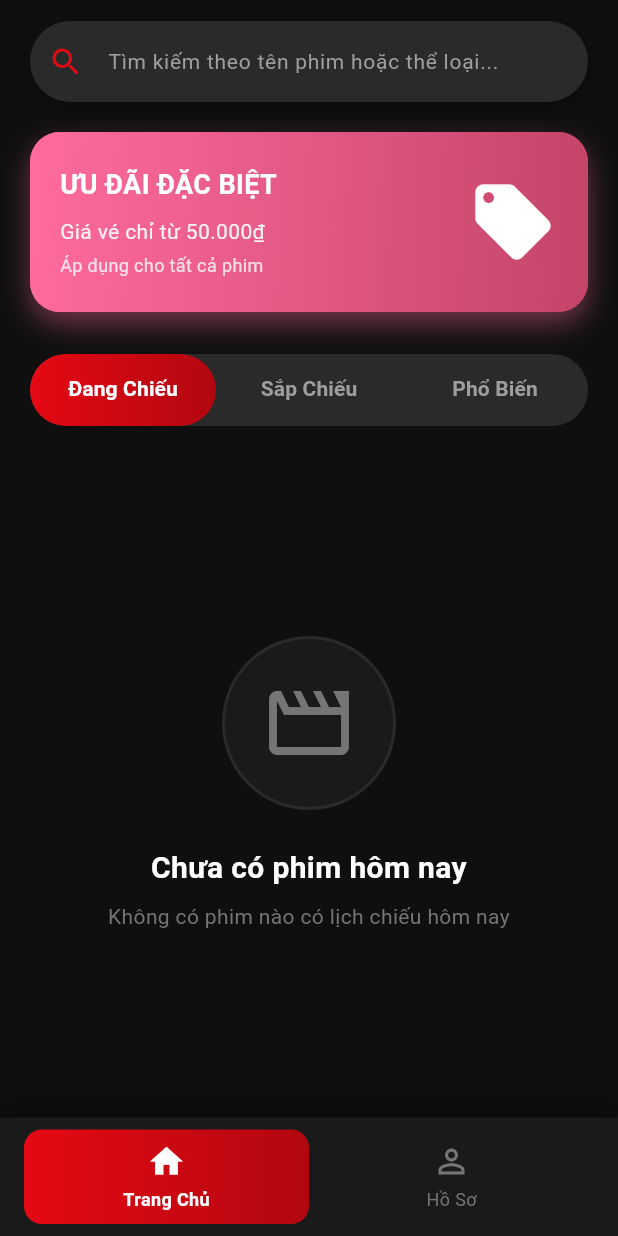
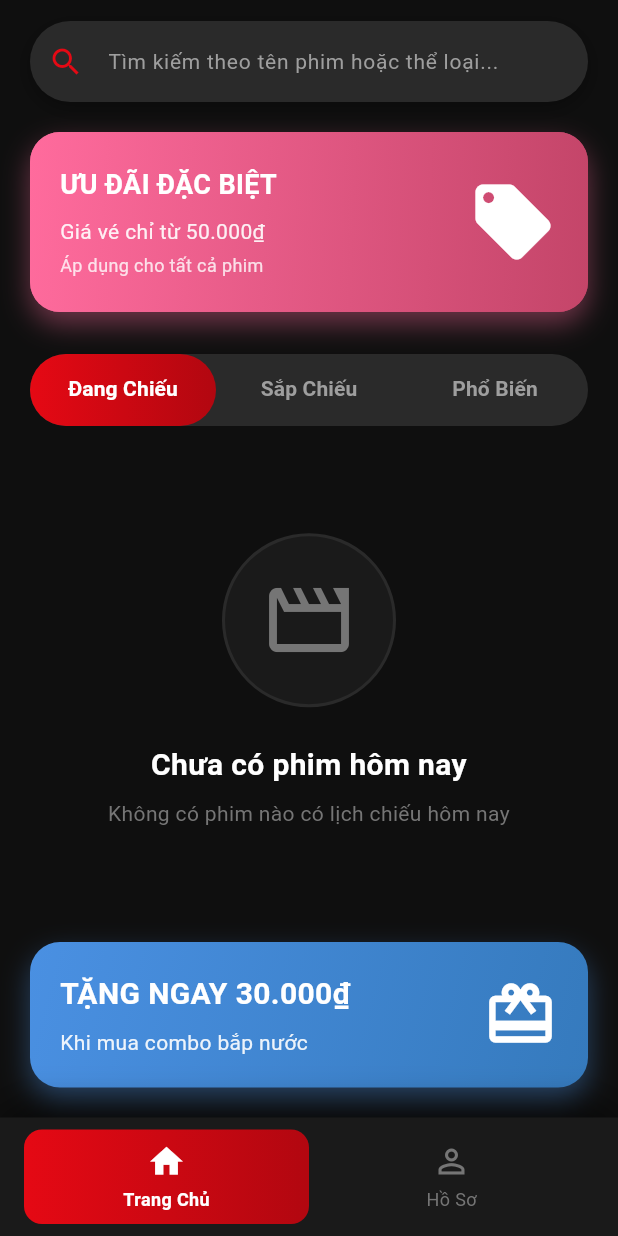
Before and after one commit to Huyhenz/XCinemaMobile, a Flutter app: the screen it shows after launch, scrolled down 137 dp, on a phone screen of 412 x 824 dp. Run offline on Flutter 3.47's test engine with Material 3 defaults, Android fonts, the phone set to English and light mode, and no system bars; our stand-ins replace cached_network_image, connectivity_plus, firebase_auth, firebase_core, firebase_database, firebase_storage and 11 more; missing offline and left inert: mailer, webview_flutter_android, webview_flutter_wkwebview; accounts and stored records are empty.

Commit message:
Updated 15.2

```diff
--- a/ltdd/lib/screens/home_screen.dart
+++ b/ltdd/lib/screens/home_screen.dart
@@ -285,6 +285,7 @@ class _HomeScreenState extends State<HomeScreen> with SingleTickerProviderStateM
       child: Scaffold(
         backgroundColor: const Color(0xFF0F0F0F),
         body: SafeArea(
+          bottom: false, // Let bottom padding be handled by SliverPadding
           child: CustomScrollView(
             slivers: [
               _buildHeader(),
@@ -645,17 +646,21 @@ class _HomeScreenState extends State<HomeScreen> with SingleTickerProviderStateM
           }
 
           return SliverFillRemaining(
+            hasScrollBody: false, // Prevent overflow
+            child: Padding(
+              padding: const EdgeInsets.symmetric(horizontal: 20),
               child: EmptyState(
                 icon: state.searchQuery != null ? Icons.search_off : Icons.movie_outlined,
                 title: emptyTitle,
                 subtitle: emptySubtitle,
+              ),
             ),
           );
         }
 
         // Movie grid
         return SliverPadding(
-          padding: const EdgeInsets.fromLTRB(20, 0, 20, 0), // Removed bottom padding - handled by bottom banner
+          padding: const EdgeInsets.symmetric(horizontal: 20), // Removed bottom padding - handled by bottom banner
           sliver: SliverGrid(
             gridDelegate: const SliverGridDelegateWithFixedCrossAxisCount(
               crossAxisCount: 2,
@@ -1122,9 +1127,10 @@ class _HomeScreenState extends State<HomeScreen> with SingleTickerProviderStateM
   Widget _buildBottomPromoBanner() {
     // Get bottom padding for navigation bar
     final bottomPadding = MediaQuery.of(context).padding.bottom;
-    return SliverToBoxAdapter(
+    return SliverPadding(
+      padding: EdgeInsets.fromLTRB(20, 20, 20, bottomPadding + 20), // Dynamic bottom padding for navbar
+      sliver: SliverToBoxAdapter(
         child: Container(
-        margin: EdgeInsets.fromLTRB(20, 20, 20, bottomPadding + 80), // Dynamic bottom margin for navbar
           padding: const EdgeInsets.all(20),
           decoration: BoxDecoration(
             gradient: const LinearGradient(
@@ -1174,6 +1180,7 @@ class _HomeScreenState extends State<HomeScreen> with SingleTickerProviderStateM
             ],
           ),
         ),
+      ),
     );
   }
 
```
Also changed, not shown: ltdd/lib/models/movie_comment.dart (line endings or trailing spaces), ltdd/lib/models/movie_rating.dart (line endings or trailing spaces), ltdd/lib/utils/age_utils.dart (line endings or trailing spaces), ltdd/lib/widgets/age_restriction_dialog.dart (line endings or trailing spaces), 5 other files. Lines whose indentation alone changed are shown as unchanged.
